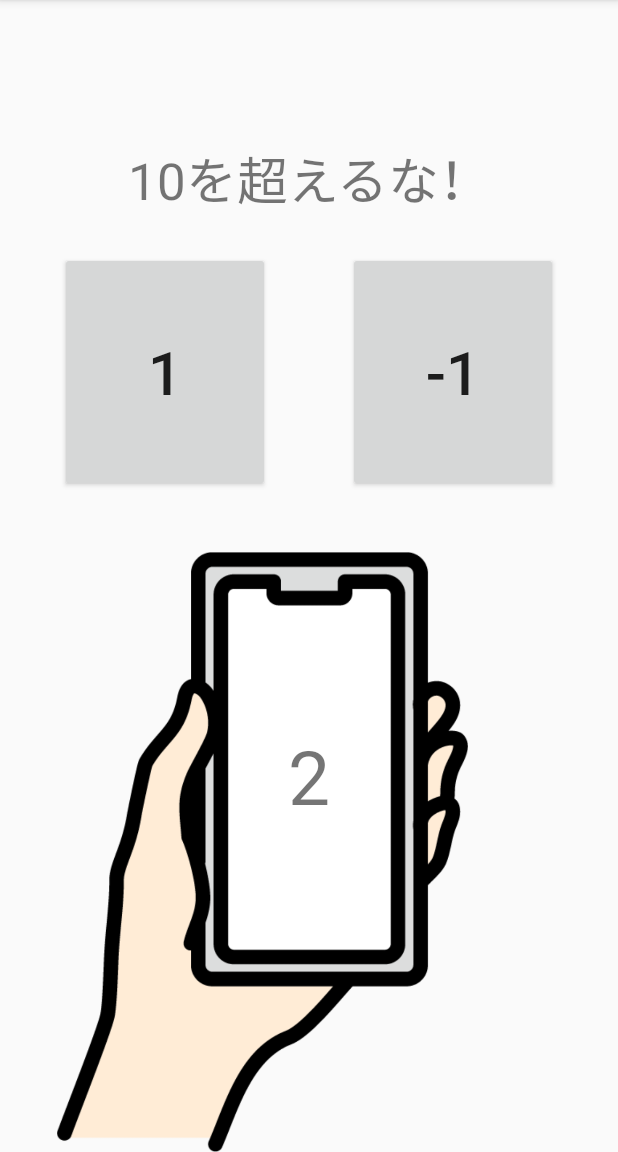
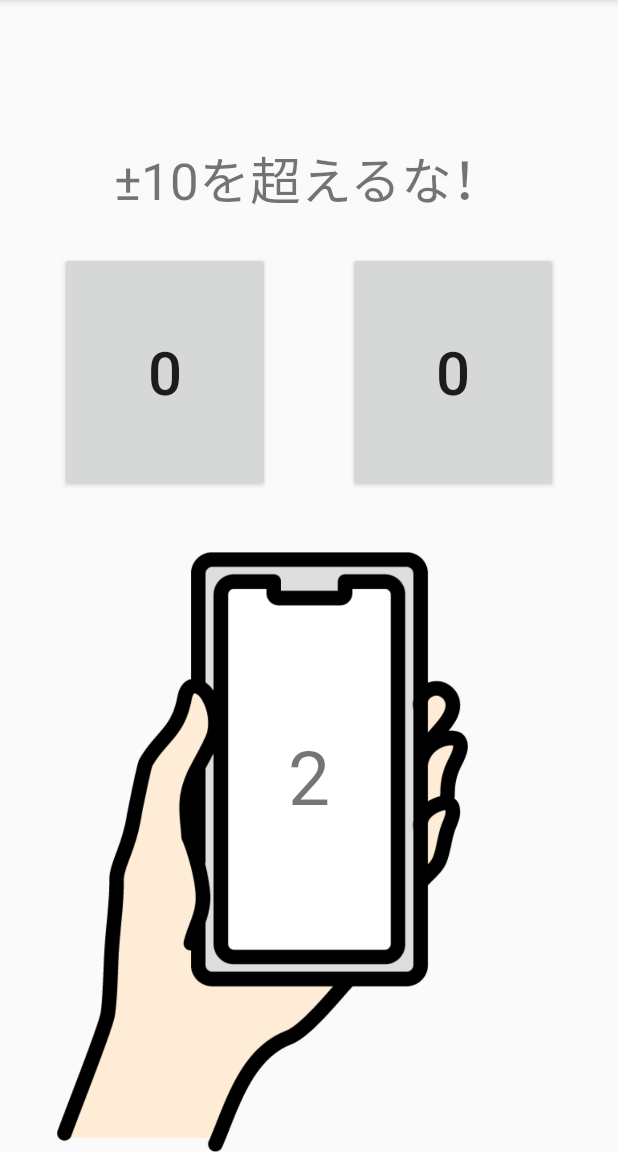
Before and after one commit to konan-pbl-2022/KUSA_Game, an Android app: the Game3 screen opened directly, with no data from a screen before it, on a phone screen of 412 x 824 dp, the part 84-1236 px from its top. Run offline under Robolectric (Android 15) with nearby library versions, the phone set to English and light mode, and no system bars.

Commit message:
num+の位置変更

```diff
--- a/app/src/main/java/com/example/kusa_game/Game3.java
+++ b/app/src/main/java/com/example/kusa_game/Game3.java
@@ -2,6 +2,7 @@ package com.example.kusa_game;
 
 import androidx.appcompat.app.AppCompatActivity;
 
+import android.annotation.SuppressLint;
 import android.os.Bundle;
 import android.view.View;
 import android.widget.Button;
@@ -20,8 +21,9 @@ public class Game3 extends AppCompatActivity {
     TextView point;
     TextView print1;
     TextView print2;
+    TextView GameOver;
 
-
+    @SuppressLint("MissingInflatedId")
     @Override
     protected void onCreate(Bundle savedInstanceState) {
 
@@ -31,7 +33,10 @@ public class Game3 extends AppCompatActivity {
         point = (TextView)findViewById(R.id.point);
         print1 = (TextView) findViewById(R.id.button1);
         print2 = (TextView) findViewById(R.id.button2);
+        GameOver = (TextView)findViewById(R.id.GO);
 
+        num1 = set[0];
+        num2 = set[1];
 
         Button button1 = (Button)findViewById(R.id.button1);
         print1.setText("" + num1);
@@ -41,7 +46,7 @@ public class Game3 extends AppCompatActivity {
                 // numHave = changeText(num1);
                 numHave += num1;
                 setNum();
-                num1 = set[0];
+                //num1 = set[0];
             }
         });
 
@@ -55,17 +60,14 @@ public class Game3 extends AppCompatActivity {
             }
         });
 
-        num1 = set[0];
-        num2 = set[1];
-
     }
 
     public int changeText(int pushnum){
         numHave += pushnum;
         point.setText(""+ numHave);
-        if(numHave>=10){
+        if((numHave<= -10)||(10<=numHave)){
             //GameOver 画面に表示
-            point.setText("GameOver");
+            GameOver.setText("GameOver");
         }else{
             setNum();
         }
--- a/app/src/main/res/layout/activity_game3.xml
+++ b/app/src/main/res/layout/activity_game3.xml
@@ -21,7 +21,7 @@
         android:layout_width="wrap_content"
         android:layout_height="wrap_content"
         android:layout_marginBottom="23dp"
-        android:text="10を超えるな！"
+        android:text="±10を超えるな！"
         android:textSize="34sp"
         app:layout_constraintBottom_toTopOf="@+id/button1"
         app:layout_constraintEnd_toEndOf="parent"
@@ -64,5 +64,17 @@
         app:layout_constraintEnd_toEndOf="@+id/imageView"
         app:layout_constraintTop_toTopOf="@+id/imageView" />
 
+    <TextView
+        android:id="@+id/GO"
+        android:layout_width="wrap_content"
+        android:layout_height="wrap_content"
+        android:text=""
+        android:textSize="65dp"
+        app:layout_constraintBottom_toTopOf="@+id/imageView"
+        app:layout_constraintEnd_toEndOf="parent"
+        app:layout_constraintStart_toStartOf="parent"
+        app:layout_constraintTop_toBottomOf="@+id/textmessage"
+        app:layout_constraintVertical_bias="1.0" />
+
 
 </androidx.constraintlayout.widget.ConstraintLayout>
```
